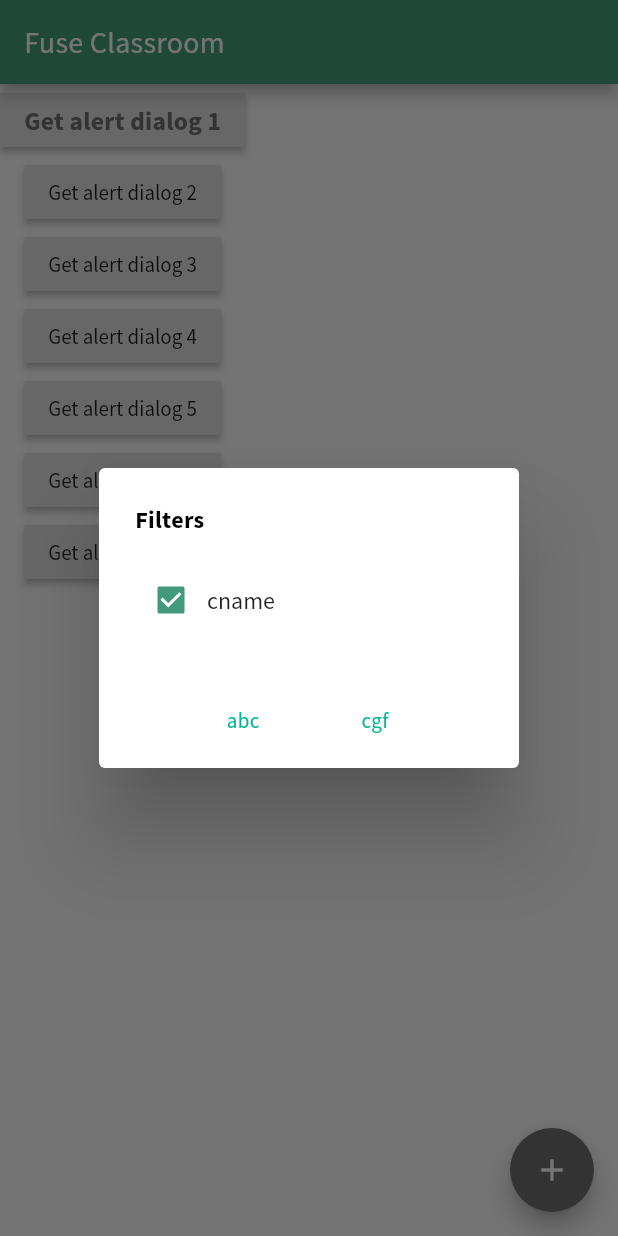
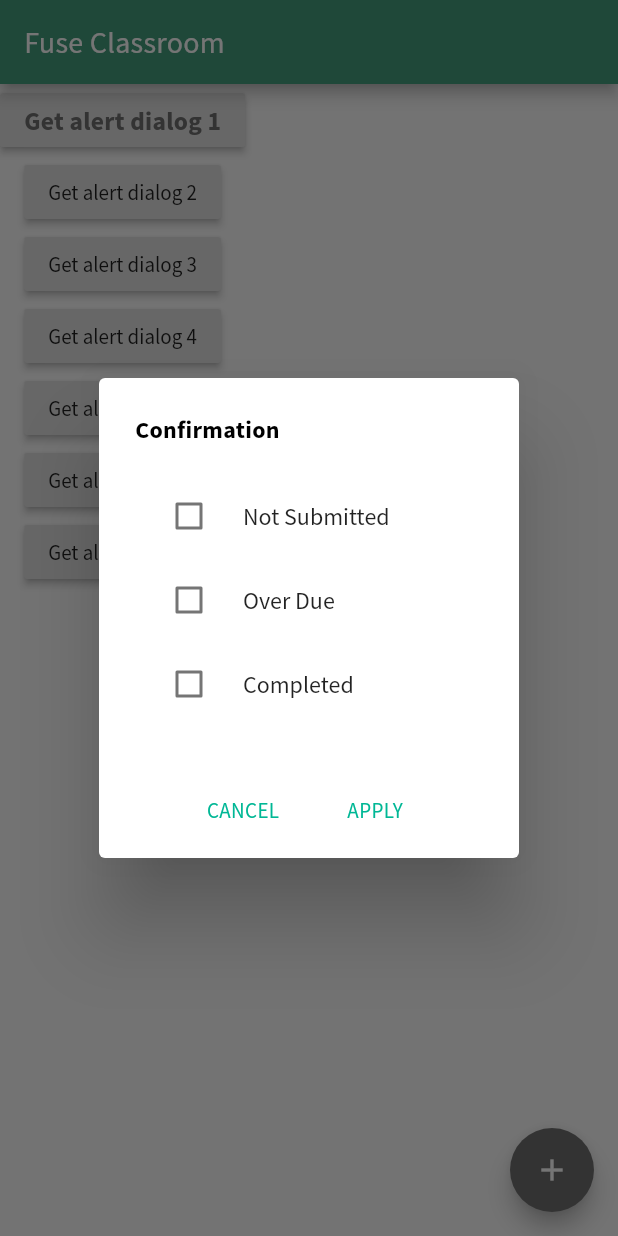
Before and after one commit to alisha-budhathoki/reusable_widgets, a Flutter app: the screen it shows after launch, after a tap on "Get alert dialog 4", on a phone screen of 412 x 824 dp. Run offline on Flutter 3.47's test engine with Material 2 defaults, Android fonts, the phone set to English and light mode, and no system bars; our stand-ins replace device_preview.

Commit message:
added 4th dialog

```diff
--- a/lib/modules/pages/home_page.dart
+++ b/lib/modules/pages/home_page.dart
@@ -4,6 +4,7 @@ import 'package:class_room/ui/widgets/common/base_widget_dialog.dart';
 import 'package:class_room/ui/widgets/common/global_dialog.dart';
 import 'package:class_room/ui/widgets/dialogs/course_dialog.dart';
 import 'package:class_room/ui/widgets/dialogs/dialog_widgets/confirmation_dialog_widget.dart';
+import 'package:class_room/ui/widgets/dialogs/dialog_widgets/filters_widgets.dart';
 import 'package:flutter/cupertino.dart';
 import 'package:flutter/material.dart';
 import 'package:class_room/core/extensions/dialog_helper.dart';
@@ -77,41 +78,25 @@ class MyHomePage extends StatelessWidget {
           RaisedButton(
             onPressed: () {
               GlobalDialog(
-                title: "Filters",
-                content: Row(
-                children: <Widget>[
-                  StatefulBuilder(builder: (context, _setState) {
-                    return Checkbox(
-                      activeColor: Palette.primaryGreen,
-                      value: true,
-                      onChanged: (bool value) {
-                        print('ssdnj');
-                          // onSelectCourse(course['courseId']);
-                      },
-                    );
-                  }),
-                  Expanded(
-                      child: InkWell(
-                        onTap: () {
-                          // onSelectCourse(course['courseId']);
-                          // print('$course is added');
-                        },
-                        child: Text(
-                          'cname',
-                          style: TextStyle(
-                            fontSize: 16,
-                            fontWeight: FontWeight.w400,
-                          ),
-                        ),
-                      ))
-                ],
-              ),
-              baseWidgetDialog: BaseWidgetDialog(firstContent: "abc", secondContent: "cgf",),).openDialog(context);
+                  title: 'Confirmation',
+                  content: FilterWidget(),
+                  // Text('You have skipped 12 <b>Questions</b>. Do you want to reciew your assignment or submit it?', style: TextStyles.headline4.medium,),
+                  baseWidgetDialog: BaseWidgetDialog(
+                    firstContent: "CANCEL",
+                    secondContent: "APPLY",
+                  )
+                // BaseWidgetDialog("SWITCH TO ZOOM", "CONTINUE IN PLATFORM", xyz(), abc()),
+              ).openDialog(context);
             },
             child: Text('Get alert dialog 4'),
           ),
           RaisedButton(
-            onPressed: () {},
+            onPressed: () {
+              Navigator.push(
+                context,
+                MaterialPageRoute(builder: (context) => CheckBoxInListView()),
+              );
+            },
             child: Text('Get alert dialog 5'),
           ),
           RaisedButton(
--- /dev/null
+++ b/lib/ui/widgets/dialogs/dialog_widgets/filters_widgets.dart
@@ -0,0 +1,50 @@
+import 'package:flutter/material.dart';
+
+class FilterWidget extends StatefulWidget {
+  @override
+  _FilterWidgetState createState() => _FilterWidgetState();
+}
+
+class _FilterWidgetState extends State<FilterWidget> {
+  List<String> _items = [
+    "Not Submitted",
+    "Over Due",
+    "Completed",
+  ];
+
+  List<bool> _isChecked;
+
+  @override
+  void initState() {
+    super.initState();
+    _isChecked = List<bool>.filled(_items.length, false);
+    //It creates a list of the given length(first parameter) and fill initial value(second parameter) all list.
+  }
+//todo: content adjustment with the title of dialog
+  @override
+  Widget build(BuildContext context) {
+    return Container(
+      width: 100,
+      child: ListView.builder(
+        shrinkWrap: true,
+        itemCount: _items.length,
+        itemBuilder: (context, index) {
+          return Container(
+            child: CheckboxListTile(
+              controlAffinity: ListTileControlAffinity.leading,
+              title: Text(_items[index]),
+              value: _isChecked[index],
+              onChanged: (val) {
+                setState(
+                      () {
+                    _isChecked[index] = val;
+                  },
+                );
+              },
+            ),
+          );
+        },
+      ),
+    );
+  }
+}
```
